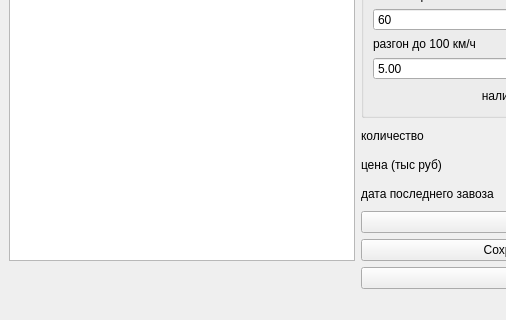
Qt form mainwindow.ui (policinskijandrej65-cell/nvtsuk1) before a commit; both pictures show x 0 to 506 and y 509 to 829 of the 716 by 829 pixel window.
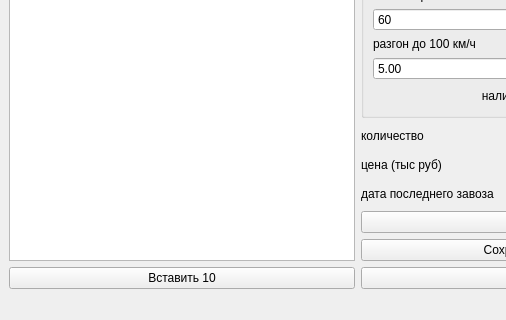
The same form after that commit.

Commit message: добавил вставку 10 записей, отладил браузер записей

Patch:
```diff
--- a/mainwindow.ui
+++ b/mainwindow.ui
@@ -299,6 +299,13 @@
       </item>
      </layout>
     </item>
+    <item row="1" column="0">
+     <widget class="QPushButton" name="insert10">
+      <property name="text">
+       <string>Вставить 10</string>
+      </property>
+     </widget>
+    </item>
    </layout>
   </widget>
   <widget class="QMenuBar" name="menubar">
```
The commit also changes 2 other files.
